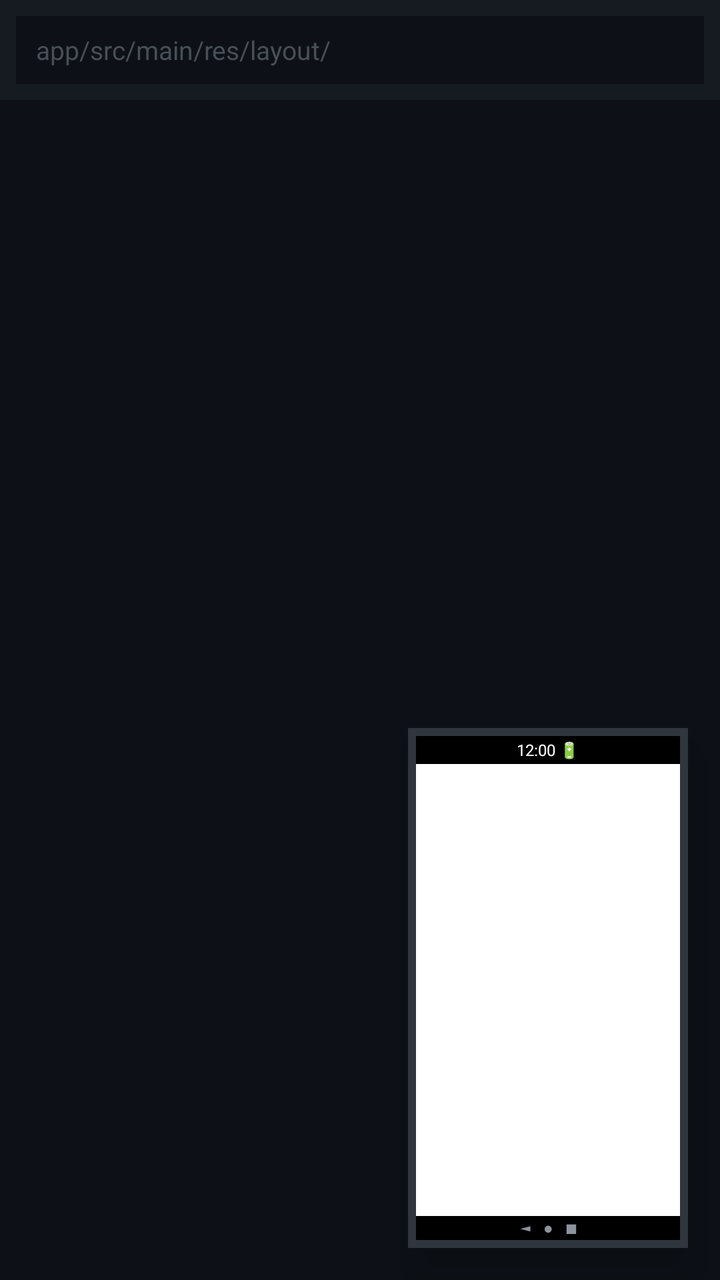
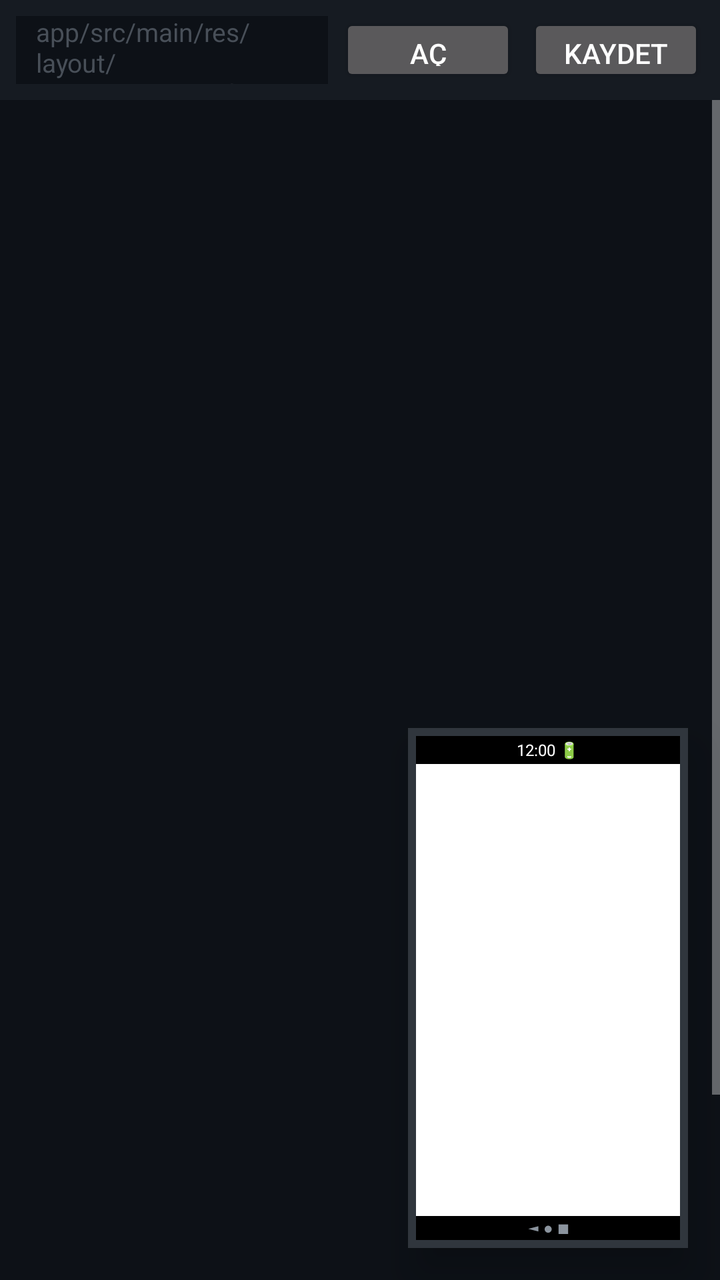

Two renders of the same Android screen: before a commit and after it. Below are the layout's source before the change and the commit's diff.
<!-- AndroidManifest.xml: application theme Theme.AppCompat.NoActionBar -->
<!-- res/layout/activity_editor.xml -->
<?xml version="1.0" encoding="utf-8"?>
<RelativeLayout xmlns:android="http://schemas.android.com/apk/res/android"
    android:id="@+id/editorRootLayout"
    android:layout_width="match_parent"
    android:layout_height="match_parent"
    android:background="#0D1117">

    <LinearLayout
        android:id="@+id/pathBar"
        android:layout_width="match_parent"
        android:layout_height="50dp"
        android:background="#161B22"
        android:gravity="center_vertical"
        android:orientation="horizontal"
        android:padding="8dp">

        <EditText
            android:id="@+id/etFilePath"
            android:layout_width="0dp"
            android:layout_height="36dp"
            android:layout_weight="1"
            android:background="#0D1117"
            android:hint="app/src/main/res/layout/"
            android:inputType="text"
            android:paddingHorizontal="10dp"
            android:textColor="#C9D1D9"
            android:textColorHint="#484F58"
            android:textSize="13sp" />
    </LinearLayout>

    <ScrollView
        android:layout_width="match_parent"
        android:layout_height="match_parent"
        android:layout_below="@id/pathBar"
        android:fillViewport="true">

        <EditText
            android:id="@+id/etCode"
            android:layout_width="match_parent"
            android:layout_height="wrap_content"
            android:background="@null"
            android:fontFamily="monospace"
            android:gravity="top|start"
            android:hint=""
            android:inputType="textMultiLine|textNoSuggestions"
            android:padding="16dp"
            android:textColor="#E6EDF3"
            android:textColorHint="#484F58"
            android:textSize="14sp" />
    </ScrollView>

    <LinearLayout
        android:id="@+id/floatingPreview"
        android:layout_width="140dp"
        android:layout_height="260dp"
        android:layout_alignParentEnd="true"
        android:layout_alignParentBottom="true"
        android:layout_margin="16dp"
        android:background="#30363D"
        android:elevation="12dp"
        android:orientation="vertical"
        android:padding="4dp">

        <TextView
            android:layout_width="match_parent"
            android:layout_height="14dp"
            android:background="#000000"
            android:gravity="center"
            android:text="12:00 🔋"
            android:textColor="#FFFFFF"
            android:textSize="8sp" />

        <FrameLayout
            android:id="@+id/phoneCanvas"
            android:layout_width="match_parent"
            android:layout_height="0dp"
            android:layout_weight="1"
            android:background="#FFFFFF" />

        <TextView
            android:layout_width="match_parent"
            android:layout_height="12dp"
            android:background="#000000"
            android:gravity="center"
            android:text="◄   ●   ■"
            android:textColor="#8B949E"
            android:textSize="8sp" />
    </LinearLayout>
</RelativeLayout>
<!-- resources referenced by this layout -->
<resources>

</resources>

<!-- the commit's change to res/layout/activity_editor.xml (unified diff, before → after) -->
@@ -20,12 +20,26 @@
             android:layout_height="36dp"
             android:layout_weight="1"
             android:background="#0D1117"
-            android:hint="app/src/main/res/layout/"
-            android:inputType="text"
+            android:hint="app/src/main/res/layout/activity_main.xml"
             android:paddingHorizontal="10dp"
             android:textColor="#C9D1D9"
             android:textColorHint="#484F58"
-            android:textSize="13sp" />
+            android:textSize="13sp"/>
+
+        <Button
+            android:id="@+id/btnOpen"
+            android:layout_width="wrap_content"
+            android:layout_height="36dp"
+            android:layout_marginStart="6dp"
+            android:text="Aç"/>
+
+        <Button
+            android:id="@+id/btnSave"
+            android:layout_width="wrap_content"
+            android:layout_height="36dp"
+            android:layout_marginStart="6dp"
+            android:text="Kaydet"/>
+
     </LinearLayout>
 
     <ScrollView
@@ -41,20 +55,20 @@
             android:background="@null"
             android:fontFamily="monospace"
             android:gravity="top|start"
-            android:hint=""
             android:inputType="textMultiLine|textNoSuggestions"
+            android:minHeight="700dp"
             android:padding="16dp"
             android:textColor="#E6EDF3"
-            android:textColorHint="#484F58"
-            android:textSize="14sp" />
+            android:textSize="14sp"/>
+
     </ScrollView>
 
     <LinearLayout
         android:id="@+id/floatingPreview"
         android:layout_width="140dp"
         android:layout_height="260dp"
+        android:layout_alignParentBottom="true"
         android:layout_alignParentEnd="true"
-        android:layout_alignParentBottom="true"
         android:layout_margin="16dp"
         android:background="#30363D"
         android:elevation="12dp"
@@ -68,22 +82,24 @@
             android:gravity="center"
             android:text="12:00 🔋"
             android:textColor="#FFFFFF"
-            android:textSize="8sp" />
+            android:textSize="8sp"/>
 
         <FrameLayout
             android:id="@+id/phoneCanvas"
             android:layout_width="match_parent"
             android:layout_height="0dp"
             android:layout_weight="1"
-            android:background="#FFFFFF" />
+            android:background="#FFFFFF"/>
 
         <TextView
             android:layout_width="match_parent"
             android:layout_height="12dp"
             android:background="#000000"
             android:gravity="center"
-            android:text="◄   ●   ■"
+            android:text="◄ ● ■"
             android:textColor="#8B949E"
-            android:textSize="8sp" />
+            android:textSize="8sp"/>
+
     </LinearLayout>
+
 </RelativeLayout>
